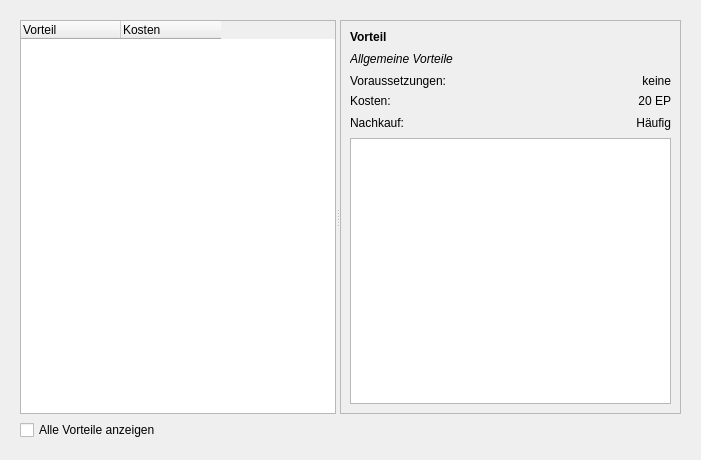
First picture: the form in designer/CharakterVorteile.ui, repository Aeolitus/Sephrasto, before the edit.
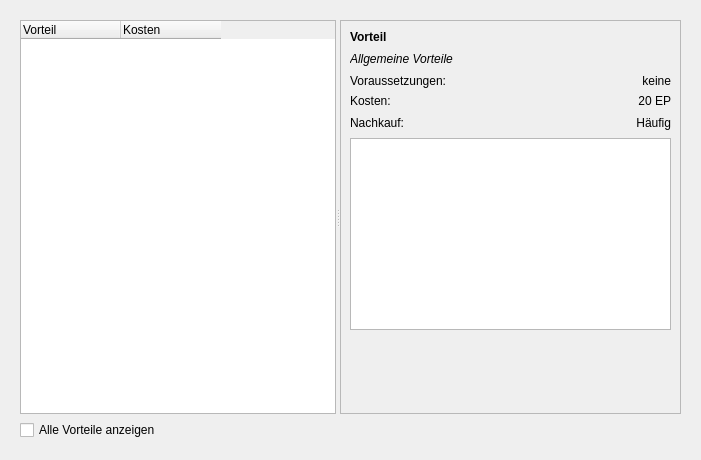
Second picture: the form after the edit.

```diff
--- a/designer/CharakterVorteile.ui
+++ b/designer/CharakterVorteile.ui
@@ -134,43 +134,10 @@
          <x>0</x>
          <y>0</y>
          <width>340</width>
-         <height>395</height>
+         <height>394</height>
         </rect>
        </property>
-       <layout class="QGridLayout" name="gridLayout_2" columnstretch="0,1">
-        <item row="3" column="1">
-         <widget class="QLabel" name="labelKosten">
-          <property name="text">
-           <string>20 EP</string>
-          </property>
-          <property name="alignment">
-           <set>Qt::AlignRight|Qt::AlignTrailing|Qt::AlignVCenter</set>
-          </property>
-         </widget>
-        </item>
-        <item row="3" column="0">
-         <widget class="QLabel" name="label_2">
-          <property name="text">
-           <string>Kosten:</string>
-          </property>
-         </widget>
-        </item>
-        <item row="5" column="0" colspan="2">
-         <widget class="QPlainTextEdit" name="plainText">
-          <property name="frameShape">
-           <enum>QFrame::StyledPanel</enum>
-          </property>
-          <property name="lineWidth">
-           <number>1</number>
-          </property>
-          <property name="readOnly">
-           <bool>true</bool>
-          </property>
-          <property name="backgroundVisible">
-           <bool>false</bool>
-          </property>
-         </widget>
-        </item>
+       <layout class="QGridLayout" name="gridLayout_2" columnstretch="0,0">
         <item row="0" column="0" colspan="2">
          <widget class="QLabel" name="labelVorteil">
           <property name="font">
@@ -187,39 +154,6 @@
           </property>
          </widget>
         </item>
-        <item row="4" column="0">
-         <widget class="QLabel" name="label">
-          <property name="text">
-           <string>Nachkauf:</string>
-          </property>
-         </widget>
-        </item>
-        <item row="4" column="1">
-         <widget class="QLabel" name="labelNachkauf">
-          <property name="minimumSize">
-           <size>
-            <width>0</width>
-            <height>18</height>
-           </size>
-          </property>
-          <property name="text">
-           <string>Häufig</string>
-          </property>
-          <property name="alignment">
-           <set>Qt::AlignRight|Qt::AlignTrailing|Qt::AlignVCenter</set>
-          </property>
-         </widget>
-        </item>
-        <item row="2" column="0">
-         <widget class="QLabel" name="label_3">
-          <property name="text">
-           <string>Voraussetzungen:</string>
-          </property>
-          <property name="alignment">
-           <set>Qt::AlignLeading|Qt::AlignLeft|Qt::AlignTop</set>
-          </property>
-         </widget>
-        </item>
         <item row="2" column="1">
          <widget class="QLabel" name="labelVoraussetzungen">
           <property name="text">
@@ -233,6 +167,36 @@
           </property>
          </widget>
         </item>
+        <item row="2" column="0">
+         <widget class="QLabel" name="label_3">
+          <property name="text">
+           <string>Voraussetzungen:</string>
+          </property>
+          <property name="alignment">
+           <set>Qt::AlignLeading|Qt::AlignLeft|Qt::AlignTop</set>
+          </property>
+         </widget>
+        </item>
+        <item row="3" column="0">
+         <widget class="QLabel" name="label_2">
+          <property name="text">
+           <string>Kosten:</string>
+          </property>
+         </widget>
+        </item>
+        <item row="5" column="0" colspan="2">
+         <widget class="QTextBrowser" name="plainText"/>
+        </item>
+        <item row="6" column="0" colspan="2">
+         <layout class="QVBoxLayout" name="vlQuerverweise">
+          <property name="spacing">
+           <number>12</number>
+          </property>
+          <property name="topMargin">
+           <number>10</number>
+          </property>
+         </layout>
+        </item>
         <item row="1" column="0" colspan="2">
          <widget class="QLabel" name="labelTyp">
           <property name="minimumSize">
@@ -257,6 +221,52 @@
           </property>
          </widget>
         </item>
+        <item row="4" column="0">
+         <widget class="QLabel" name="label">
+          <property name="text">
+           <string>Nachkauf:</string>
+          </property>
+         </widget>
+        </item>
+        <item row="3" column="1">
+         <widget class="QLabel" name="labelKosten">
+          <property name="text">
+           <string>20 EP</string>
+          </property>
+          <property name="alignment">
+           <set>Qt::AlignRight|Qt::AlignTrailing|Qt::AlignVCenter</set>
+          </property>
+         </widget>
+        </item>
+        <item row="4" column="1">
+         <widget class="QLabel" name="labelNachkauf">
+          <property name="minimumSize">
+           <size>
+            <width>0</width>
+            <height>18</height>
+           </size>
+          </property>
+          <property name="text">
+           <string>Häufig</string>
+          </property>
+          <property name="alignment">
+           <set>Qt::AlignRight|Qt::AlignTrailing|Qt::AlignVCenter</set>
+          </property>
+         </widget>
+        </item>
+        <item row="7" column="0">
+         <spacer name="verticalSpacer">
+          <property name="orientation">
+           <enum>Qt::Vertical</enum>
+          </property>
+          <property name="sizeHint" stdset="0">
+           <size>
+            <width>20</width>
+            <height>40</height>
+           </size>
+          </property>
+         </spacer>
+        </item>
        </layout>
       </widget>
      </widget>
```
Left out of the diff: 1 changed line with no effect on the pictures.
